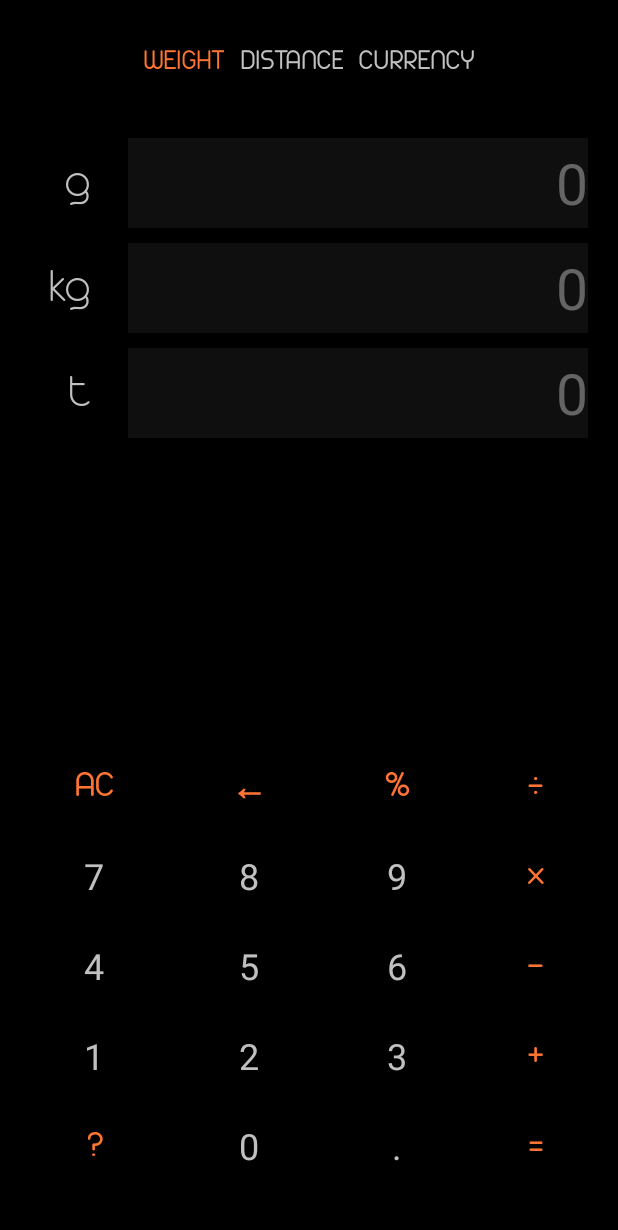
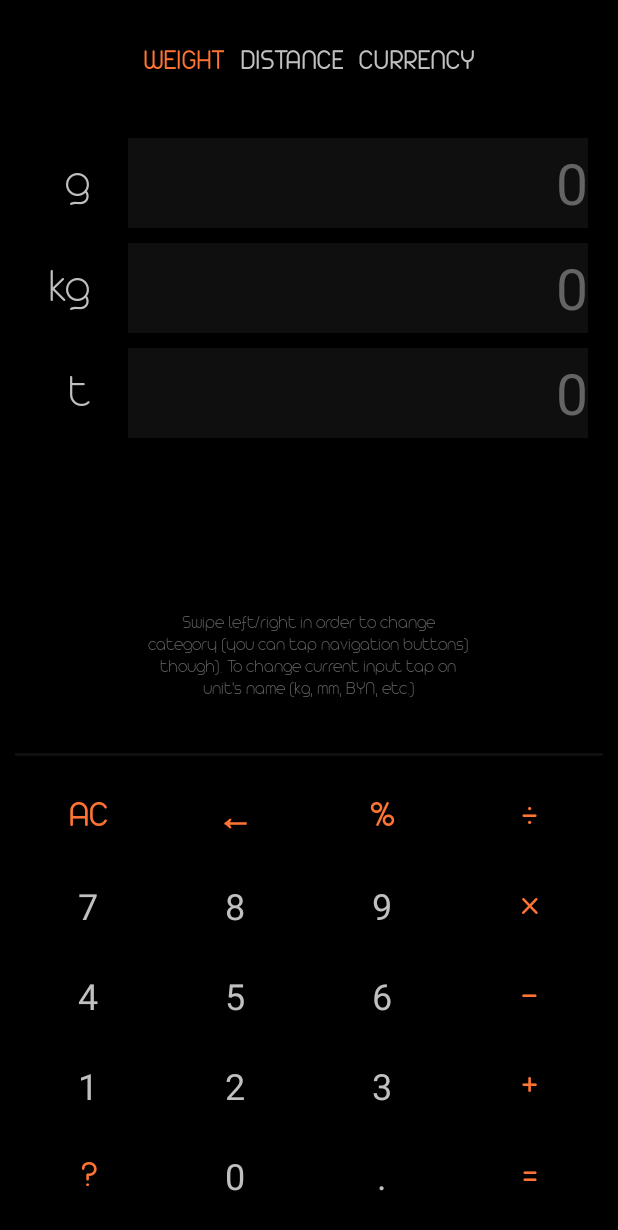
Before and after one commit to am-moving-lightspeed/Android, an Android app: the screen it shows after launch (MainActivity), on a phone screen of 412 x 824 dp. Shown: the top 1230 px of the screen. Run offline under Robolectric (Android 15) with nearby library versions, the phone set to English and light mode, and no system bars.

Commit message:
Added some visual elements, fixed bugs.

```diff
--- a/Converter/app/src/main/res/layout/activity_main.xml
+++ b/Converter/app/src/main/res/layout/activity_main.xml
@@ -10,7 +10,8 @@
         android:layout_width="match_parent"
         android:layout_height="match_parent"
         android:layout_marginHorizontal="10dp"
-        android:layout_marginVertical="30dp"
+        android:layout_marginTop="30dp"
+        android:layout_marginBottom="10dp"
         android:orientation="vertical">
 
         <!-- Navigation-->
@@ -27,6 +28,16 @@
             android:layout_height="0dp"
             android:layout_weight="1" />
 
+        <include layout="@layout/app_hint" />
+
+        <!-- Delimiter -->
+        <FrameLayout
+            android:layout_width="match_parent"
+            android:layout_height="2dp"
+            android:layout_marginTop="35dp"
+            android:layout_marginBottom="10dp"
+            android:background="@color/colorBlackAlternativeSpecific" />
+
         <!-- Keyboard -->
         <androidx.fragment.app.FragmentContainerView
             android:id="@+id/keyboardFragmentContainer"
--- /dev/null
+++ b/Converter/app/src/main/res/layout/app_hint.xml
@@ -0,0 +1,24 @@
+<?xml version="1.0" encoding="utf-8"?>
+<LinearLayout xmlns:android="http://schemas.android.com/apk/res/android"
+    android:id="@+id/appHint"
+    android:layout_width="match_parent"
+    android:layout_height="wrap_content"
+    android:orientation="vertical">
+
+    <TextView
+        style="@style/appHintText"
+        android:text="@string/appHint0" />
+
+    <TextView
+        style="@style/appHintText"
+        android:text="@string/appHint1" />
+
+    <TextView
+        style="@style/appHintText"
+        android:text="@string/appHint2" />
+
+    <TextView
+        style="@style/appHintText"
+        android:text="@string/appHint3" />
+
+</LinearLayout>
--- a/Converter/app/src/main/res/values-v26/styles.xml
+++ b/Converter/app/src/main/res/values-v26/styles.xml
@@ -38,4 +38,13 @@
         <item name="android:textStyle">bold</item>
     </style>
 
+    <style name="appHintText">
+        <item name="android:layout_height">wrap_content</item>
+        <item name="android:layout_width">wrap_content</item>
+        <item name="android:textColor">@color/colorDarkGreySpecific</item>
+        <item name="android:textSize">12sp</item>
+        <item name="android:layout_gravity">center</item>
+        <item name="android:fontFamily">@font/arista_pro_extralight</item>
+    </style>
+
 </resources>
--- a/Converter/app/src/main/res/values/default.xml
+++ b/Converter/app/src/main/res/values/default.xml
@@ -5,6 +5,7 @@
         <item name="android:background">@color/colorBlackSpecific</item>
         <item name="android:textColor">@color/colorLightGreySpecific</item>
         <item name="android:buttonStyle">@color/colorBlackSpecific</item>
+        <item name="colorPrimaryDark">@color/colorBlackAlternativeSpecific</item>
     </style>
 
 </resources>
--- a/Converter/app/src/main/res/values/strings.xml
+++ b/Converter/app/src/main/res/values/strings.xml
@@ -31,6 +31,10 @@
     <string name="categoryWeight">WEIGHT</string>
     <string name="categoryDistance">DISTANCE</string>
     <string name="categoryCurrency">CURRENCY</string>
+    <string name="appHint0">Swipe left/right in order to change</string>
+    <string name="appHint1">category (you can tap navigation buttons)</string>
+    <string name="appHint2">though). To change current input tap on</string>
+    <string name="appHint3">unit\'s name (kg, mm, BYN, etc.)</string>
 
     <!--  Measure units  -->
     <string name="gram">g</string>
--- a/Converter/app/src/main/res/values/styles.xml
+++ b/Converter/app/src/main/res/values/styles.xml
@@ -48,12 +48,12 @@
     <style name="keyboardRow">
         <item name="android:layout_weight">1</item>
         <item name="android:layout_width">match_parent</item>
-        <item name="android:layout_height">match_parent</item>
+        <item name="android:layout_height">0dp</item>
     </style>
 
     <style name="keyboardButton">
         <item name="android:textSize">24sp</item>
-        <item name="android:layout_width">wrap_content</item>
+        <item name="android:layout_width">0dp</item>
         <item name="android:layout_height">match_parent</item>
         <item name="android:layout_weight">1</item>
         <item name="android:gravity">center</item>
@@ -64,4 +64,12 @@
         <item name="android:textStyle">bold</item>
     </style>
 
+    <style name="appHintText">
+        <item name="android:layout_height">wrap_content</item>
+        <item name="android:layout_width">wrap_content</item>
+        <item name="android:textColor">@color/colorDarkGreySpecific</item>
+        <item name="android:textSize">10sp</item>
+        <item name="android:layout_gravity">center</item>
+    </style>
+
 </resources>
```
Also changed, not shown: Converter/app/src/main/java/fragments/CategoryFragment.java (+52 -19 lines).
